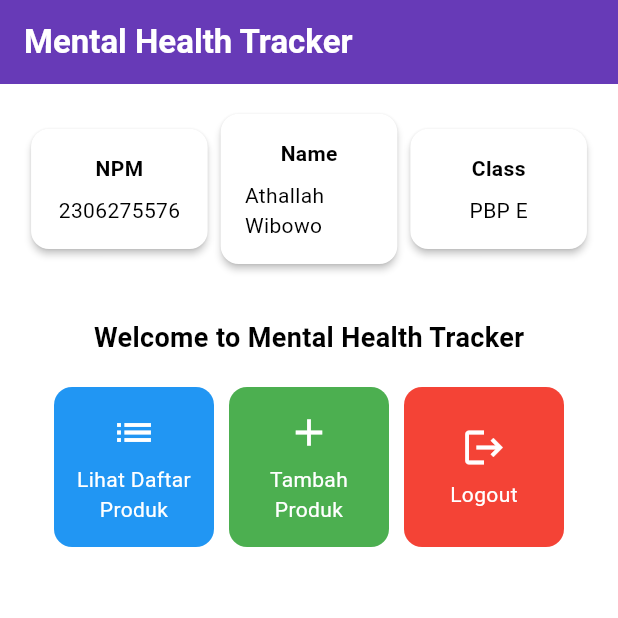
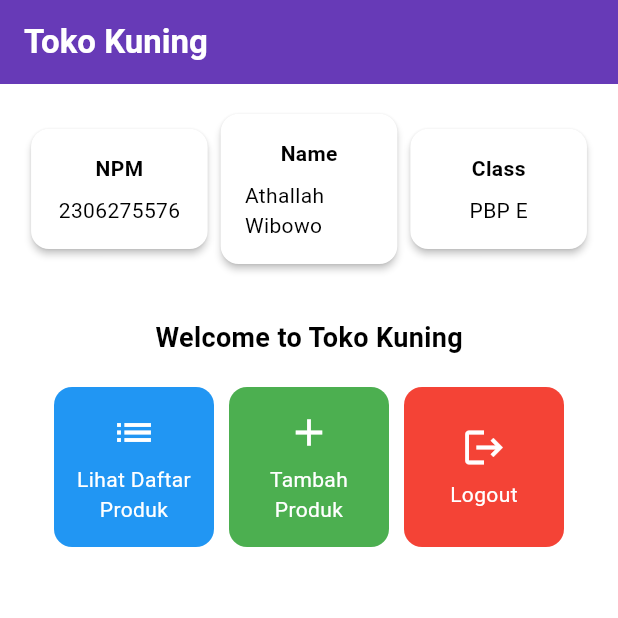
Before and after one commit to athallahw/toko-kuning-mobile, a Flutter app: the screen it shows after launch, on a phone screen of 412 x 824 dp, the top half of it. Run offline on Flutter 3.47's test engine with Material 3 defaults, Android fonts, the phone set to English and light mode, and no system bars.

Commit message:
tugas 7 3

```diff
--- a/lib/menu.dart
+++ b/lib/menu.dart
@@ -18,7 +18,7 @@ class MyHomePage extends StatelessWidget {
     return Scaffold(
       appBar: AppBar(
         title: const Text(
-          'Mental Health Tracker',
+          'Toko Kuning',
           style: TextStyle(
             color: Colors.white,
             fontWeight: FontWeight.bold,
@@ -46,7 +46,7 @@ class MyHomePage extends StatelessWidget {
                   const Padding(
                     padding: EdgeInsets.only(top: 16.0),
                     child: Text(
-                      'Welcome to Mental Health Tracker',
+                      'Welcome to Toko Kuning',
                       style: TextStyle(
                         fontWeight: FontWeight.bold,
                         fontSize: 18.0,
```
